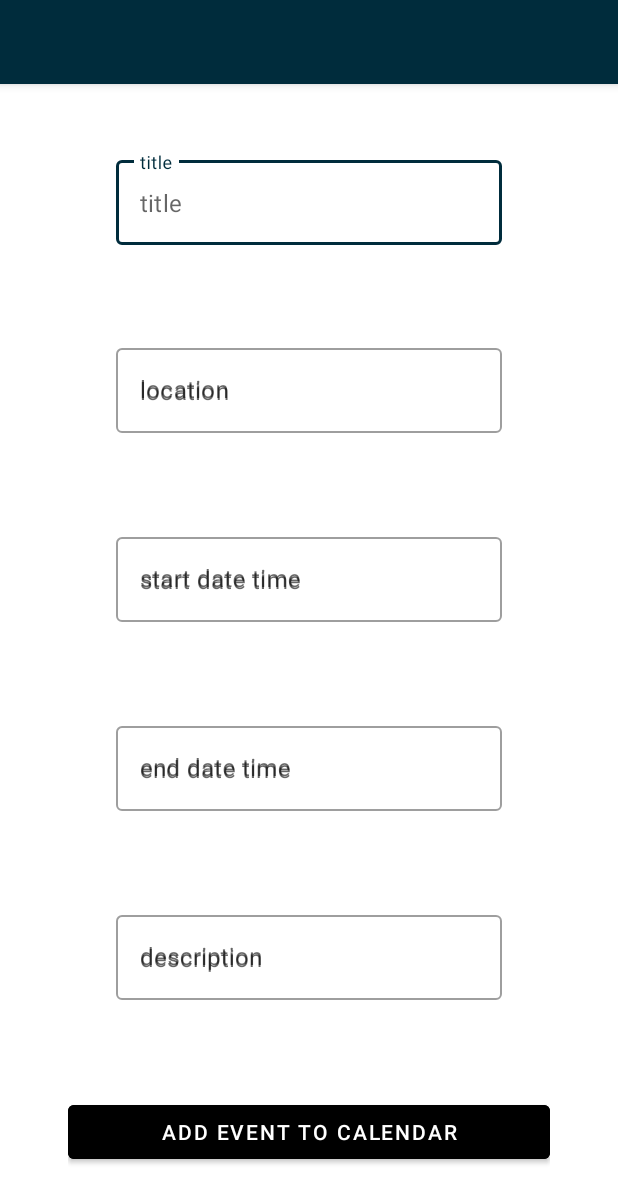
After one commit to edensssss/EventsApp, an Android app: the CalendarActivity screen opened directly, with no data from a screen before it, on a phone screen of 412 x 824 dp. The commit adds this screen. Shown: the top 1203 px of the screen. Run offline under Robolectric (Android 15) with nearby library versions, the phone set to English and light mode, and no system bars; 6 statements that could not run were skipped.

Commit message:
calander UI added

```diff
--- a/app/build.gradle
+++ b/app/build.gradle
@@ -66,4 +66,6 @@ dependencies {
 
 
 
+
+
 }
--- a/app/src/main/java/com/example/events/AWS_S3/S3Downloader.java
+++ b/app/src/main/java/com/example/events/AWS_S3/S3Downloader.java
@@ -58,7 +58,7 @@ public class S3Downloader {
             File downloadedFile = new File(downloadDirectory, jsonFileKey);
 
             // Define the timeout duration in milliseconds (6 seconds)
-            long timeoutDuration = 6000;
+            long timeoutDuration = 3000;
 
             // Get the start time
             long startTime = System.currentTimeMillis();
--- a/app/src/main/java/com/example/events/Activity/AwsActivity.java
+++ b/app/src/main/java/com/example/events/Activity/AwsActivity.java
@@ -2,6 +2,7 @@ package com.example.events.Activity;
 
 import androidx.appcompat.app.AppCompatActivity;
 
+import android.content.Intent;
 import android.graphics.Bitmap;
 import android.net.Uri;
 import android.os.Bundle;
@@ -75,6 +76,11 @@ public class AwsActivity extends AppCompatActivity implements Serializable, Comp
                     String jsonFileContent = readFileContent(jsonFilePath);
                     Log.e("JSON Content", jsonFileContent);
 
+                    //Transfer jsonFileContent to CALENDAR ACTIVITY
+                    Intent intent = new Intent(AwsActivity.this, CalendarActivity.class);
+                    intent.putExtra("jsonFileContent", jsonFileContent.toString());
+                    //finish();
+                    startActivity(intent);
 
                 } catch (Exception e) {
                     e.printStackTrace();
--- /dev/null
+++ b/app/src/main/java/com/example/events/Activity/CalendarActivity.java
@@ -0,0 +1,238 @@
+package com.example.events.Activity;
+
+import androidx.appcompat.app.AppCompatActivity;
+
+import android.content.Intent;
+import android.net.Uri;
+import android.os.Bundle;
+import android.util.Log;
+
+import androidx.annotation.NonNull;
+import androidx.appcompat.app.AppCompatActivity;
+import android.Manifest;
+import android.app.TimePickerDialog;
+import android.content.Intent;
+import android.content.pm.PackageManager;
+import android.os.Bundle;
+import android.view.View;
+import android.widget.Button;
+import android.content.ContentResolver;
+import android.content.ContentValues;
+import android.provider.CalendarContract;
+import android.widget.EditText;
+import android.widget.TimePicker;
+import android.widget.Toast;
+import android.app.DatePickerDialog;
+import android.widget.DatePicker;
+import com.google.android.material.textfield.TextInputLayout;
+import java.util.Calendar;
+import java.util.Locale;
+import org.json.JSONException;
+import org.json.JSONObject;
+import java.io.IOException;
+import java.io.InputStream;
+import java.nio.charset.StandardCharsets;
+import java.text.ParseException;
+import java.text.SimpleDateFormat;
+import java.util.Date;
+import java.util.TimeZone;
+
+import com.example.event_invitations_app.R;
+
+public class CalendarActivity extends AppCompatActivity {
+
+    private EditText titleEditText;
+    private EditText locationEditText;
+    private EditText  startDatetimeEditText;
+    private EditText  endDatetimeEditText;
+    private EditText descriptionEditText;
+    private static final int PERMISSION_REQUEST_WRITE_CALENDAR = 1;
+
+    @Override
+    protected void onCreate(Bundle savedInstanceState) {
+        super.onCreate(savedInstanceState);
+        setContentView(R.layout.activity_calander);
+
+        //Retrieve the Uri from the intent
+        String jsonFileContent = getIntent().getStringExtra("jsonFileContent");
+
+        Log.e("CALENDAR ACTIVITY: JSON Content", jsonFileContent);
+
+        TextInputLayout titleInputLayout = findViewById(R.id.titleTextView);
+        titleEditText = titleInputLayout.getEditText();
+        TextInputLayout locationInputLayout = findViewById(R.id.locationTextView);
+        locationEditText = locationInputLayout.getEditText();
+        TextInputLayout startDatetimeInputLayout = findViewById(R.id.startdatetimeTextView);
+        startDatetimeEditText = startDatetimeInputLayout.getEditText();
+        TextInputLayout endDatetimeInputLayout = findViewById(R.id.enddatetimeTextView);
+        endDatetimeEditText = endDatetimeInputLayout.getEditText();
+        TextInputLayout descriptionInputLayout = findViewById(R.id.descriptionTextView);
+        descriptionEditText = descriptionInputLayout.getEditText();
+
+        try {
+            //String jsonString = loadJSONFromAsset("event.json");
+            JSONObject eventJson = new JSONObject(jsonFileContent);
+
+            // Retrieve event details from JSON object
+            String title = eventJson.getString("title");
+            String location = eventJson.getString("location");
+            String startDateTime = eventJson.getString("startDateTime");
+            String endDateTime = eventJson.getString("endDateTime");
+            String description = eventJson.getString("description");
+
+            // Set the event details to the TextViews
+            titleEditText.setText(title);
+            locationEditText.setText(location);
+            startDatetimeEditText.setText(startDateTime);
+            endDatetimeEditText.setText(endDateTime);
+            descriptionEditText.setText(description);
+
+        } catch (JSONException e) {
+            e.printStackTrace();
+        }
+
+        // Create a reusable OnClickListener for date and time selection
+        View.OnClickListener dateTimeClickListener = new View.OnClickListener() {
+            @Override
+            public void onClick(View v) {
+                Calendar calendar = Calendar.getInstance();
+                int year = calendar.get(Calendar.YEAR);
+                int month = calendar.get(Calendar.MONTH);
+                int dayOfMonth = calendar.get(Calendar.DAY_OF_MONTH);
+                int hour = calendar.get(Calendar.HOUR_OF_DAY);
+                int minute = calendar.get(Calendar.MINUTE);
+
+                DatePickerDialog datePickerDialog = new DatePickerDialog(CalendarActivity.this,
+                        new DatePickerDialog.OnDateSetListener() {
+                            @Override
+                            public void onDateSet(DatePicker view, int year, int month, int dayOfMonth) {
+                                TimePickerDialog timePickerDialog = new TimePickerDialog(CalendarActivity.this,
+                                        new TimePickerDialog.OnTimeSetListener() {
+                                            @Override
+                                            public void onTimeSet(TimePicker view, int hourOfDay, int minute) {
+                                                Calendar selectedCalendar = Calendar.getInstance();
+                                                selectedCalendar.set(year, month, dayOfMonth, hourOfDay, minute);
+
+                                                SimpleDateFormat dateFormat = new SimpleDateFormat("dd/MM/yyyy HH:mm", Locale.getDefault());
+                                                String selectedDateTime = dateFormat.format(selectedCalendar.getTime());
+
+                                                // Determine which EditText was clicked and set the selected date/time
+                                                if (v == startDatetimeEditText) {
+                                                    startDatetimeEditText.setText(selectedDateTime);
+                                                } else if (v == endDatetimeEditText) {
+                                                    endDatetimeEditText.setText(selectedDateTime);
+                                                }
+                                            }
+                                        }, hour, minute, false);
+
+                                timePickerDialog.show();
+                            }
+                        }, year, month, dayOfMonth);
+
+                datePickerDialog.show();
+            }
+        };
+
+        // Set the OnClickListener for start and end date/time fields
+        startDatetimeEditText.setOnClickListener(dateTimeClickListener);
+        endDatetimeEditText.setOnClickListener(dateTimeClickListener);
+
+        Button addEventButton = findViewById(R.id.addEventButton);
+        addEventButton.setOnClickListener(new View.OnClickListener() {
+            @Override
+            public void onClick(View v) {
+                // Check for calendar write permission
+                if (checkSelfPermission(Manifest.permission.WRITE_CALENDAR) == PackageManager.PERMISSION_GRANTED) {
+                    addEventToCalendar();
+                } else {
+                    // Request permission
+                    requestPermissions(new String[]{Manifest.permission.WRITE_CALENDAR}, PERMISSION_REQUEST_WRITE_CALENDAR);
+                }
+            }
+        });
+    }
+
+
+    @Override
+    public void onRequestPermissionsResult(int requestCode, @NonNull String[] permissions, @NonNull int[] grantResults) {
+        super.onRequestPermissionsResult(requestCode, permissions, grantResults);
+        if (requestCode == PERMISSION_REQUEST_WRITE_CALENDAR) {
+            if (grantResults.length > 0 && grantResults[0] == PackageManager.PERMISSION_GRANTED) {
+                addEventToCalendar();
+            } else {
+                Toast.makeText(this, "Calendar permission denied", Toast.LENGTH_SHORT).show();
+            }
+        }
+    }
+
+
+    private void addEventToCalendar() {
+
+
+        try {
+            String title = titleEditText.getText().toString();
+            String description = descriptionEditText.getText().toString();
+            String location = locationEditText.getText().toString();
+            String startDateTimeStr = startDatetimeEditText.getText().toString();
+            String endDateTimeStr = endDatetimeEditText.getText().toString();
+
+            SimpleDateFormat format = new SimpleDateFormat("dd/MM/yyyy HH:mm", Locale.US);
+            Date startDateTime = format.parse(startDateTimeStr);
+            Date endDateTime = format.parse(endDateTimeStr);
+
+            Calendar calendar = Calendar.getInstance();
+            calendar.setTime(startDateTime);
+
+            ContentResolver cr = getContentResolver();
+            ContentValues values = new ContentValues();
+            values.put(CalendarContract.Events.TITLE, title);
+            values.put(CalendarContract.Events.DESCRIPTION, description);
+            values.put(CalendarContract.Events.EVENT_LOCATION, location);
+            values.put(CalendarContract.Events.DTSTART, calendar.getTimeInMillis());
+            values.put(CalendarContract.Events.DTEND, endDateTime.getTime());
+            values.put(CalendarContract.Events.CALENDAR_ID, 1);
+            values.put(CalendarContract.Events.EVENT_TIMEZONE, TimeZone.getDefault().getID());
+
+            // Insert the event
+            if (checkSelfPermission(Manifest.permission.WRITE_CALENDAR) == PackageManager.PERMISSION_GRANTED ) {
+                if (endDateTime.getTime() > startDateTime.getTime()) {
+                    {
+                        cr.insert(CalendarContract.Events.CONTENT_URI, values);
+                        // Open new activity with the title "Event added to calendar"
+                        Intent intent = new Intent(this, LastActivity.class);
+                        intent.putExtra("title", "Event added to calendar");
+                        startActivity(intent);
+                    }
+                } else {
+                    Toast.makeText(this, "end date time can't be before start date time", Toast.LENGTH_SHORT).show();
+
+                }
+            }
+            else {
+                Toast.makeText(this, "Calendar permission denied", Toast.LENGTH_SHORT).show();
+            }
+        } catch (ParseException e) {
+            e.printStackTrace();
+            Toast.makeText(this, "Error parsing date", Toast.LENGTH_SHORT).show();
+        }
+    }
+
+
+    public String loadJSONFromAsset(String filename) {
+        String jsonString;
+        try {
+            InputStream inputStream = getAssets().open(filename);
+            int size = inputStream.available();
+            byte[] buffer = new byte[size];
+            inputStream.read(buffer);
+            inputStream.close();
+            jsonString = new String(buffer, StandardCharsets.UTF_8);
+        } catch (IOException e) {
+            e.printStackTrace();
+            return null;
+        }
+        return jsonString;
+
+
+    }
+}
--- /dev/null
+++ b/app/src/main/res/drawable/ic_check.xml
@@ -0,0 +1,5 @@
+<vector android:height="24dp" android:tint="#37A819"
+    android:viewportHeight="24" android:viewportWidth="24"
+    android:width="24dp" xmlns:android="http://schemas.android.com/apk/res/android">
+    <path android:fillColor="@android:color/white" android:pathData="M12,2C6.48,2 2,6.48 2,12s4.48,10 10,10 10,-4.48 10,-10S17.52,2 12,2zM10,17l-5,-5 1.41,-1.41L10,14.17l7.59,-7.59L19,8l-9,9z"/>
+</vector>
--- /dev/null
+++ b/app/src/main/res/drawable/ic_image.xml
@@ -0,0 +1,5 @@
+<vector android:height="24dp" android:tint="#000000"
+    android:viewportHeight="24" android:viewportWidth="24"
+    android:width="24dp" xmlns:android="http://schemas.android.com/apk/res/android">
+    <path android:fillColor="@android:color/white" android:pathData="M21,3H3C2,3 1,4 1,5v14c0,1.1 0.9,2 2,2h18c1,0 2,-1 2,-2V5c0,-1 -1,-2 -2,-2zM5,17l3.5,-4.5 2.5,3.01L14.5,11l4.5,6H5z"/>
+</vector>
--- /dev/null
+++ b/app/src/main/res/layout/activity_calander.xml
@@ -0,0 +1,122 @@
+<?xml version="1.0" encoding="utf-8"?>
+<RelativeLayout
+    xmlns:android="http://schemas.android.com/apk/res/android"
+    xmlns:app="http://schemas.android.com/apk/res-auto"
+    xmlns:tools="http://schemas.android.com/tools"
+    android:layout_width="match_parent"
+    android:layout_height="match_parent"
+    android:padding="15sp"
+    android:background="@color/white">
+
+    <LinearLayout
+        android:layout_width="match_parent"
+        android:layout_height="match_parent"
+        android:padding="30dp"
+        android:orientation="vertical">
+
+
+        <com.google.android.material.textfield.TextInputLayout
+            android:id="@+id/titleTextView"
+            android:layout_width="match_parent"
+            android:layout_height="wrap_content"
+            android:layout_marginStart="32dp"
+            android:layout_marginEnd="32dp"
+            android:hint="title"
+            android:layout_weight="1"
+            style="@style/Widget.MaterialComponents.TextInputLayout.OutlinedBox">
+
+            <com.google.android.material.textfield.TextInputEditText
+                android:layout_width="match_parent"
+                android:layout_height="wrap_content"
+                android:textColor="@color/black"
+                android:hint="title"
+                />
+
+
+        </com.google.android.material.textfield.TextInputLayout>
+        <com.google.android.material.textfield.TextInputLayout
+            android:id="@+id/locationTextView"
+            android:layout_width="match_parent"
+            android:layout_height="wrap_content"
+            android:layout_marginStart="32dp"
+            android:layout_marginEnd="32dp"
+            android:hint="location"
+            android:layout_weight="1"
+            style="@style/Widget.MaterialComponents.TextInputLayout.OutlinedBox">
+
+            <com.google.android.material.textfield.TextInputEditText
+                android:layout_width="match_parent"
+                android:layout_height="wrap_content"
+                android:textColor="@color/black"
+                android:hint="location"
+                />
+
+
+        </com.google.android.material.textfield.TextInputLayout> <com.google.android.material.textfield.TextInputLayout
+        android:id="@+id/startdatetimeTextView"
+        android:layout_width="match_parent"
+        android:layout_height="wrap_content"
+        android:layout_marginStart="32dp"
+        android:layout_marginEnd="32dp"
+        android:hint="start date time"
+        android:layout_weight="1"
+        style="@style/Widget.MaterialComponents.TextInputLayout.OutlinedBox">
+
+        <com.google.android.material.textfield.TextInputEditText
+            android:layout_width="match_parent"
+            android:layout_height="wrap_content"
+            android:textColor="@color/black"
+            android:hint="start date time"
+            />
+    </com.google.android.material.textfield.TextInputLayout> <com.google.android.material.textfield.TextInputLayout
+        android:id="@+id/enddatetimeTextView"
+        android:layout_width="match_parent"
+        android:layout_height="wrap_content"
+        android:layout_marginStart="32dp"
+        android:layout_marginEnd="32dp"
+        android:hint="end date time"
+        android:layout_weight="1"
+        style="@style/Widget.MaterialComponents.TextInputLayout.OutlinedBox">
+
+        <com.google.android.material.textfield.TextInputEditText
+            android:layout_width="match_parent"
+            android:layout_height="wrap_content"
+            android:textColor="@color/black"
+            android:hint="end date time"
+            />
+
+
+    </com.google.android.material.textfield.TextInputLayout> <com.google.android.material.textfield.TextInputLayout
+        android:id="@+id/descriptionTextView"
+        android:layout_width="match_parent"
+        android:layout_height="wrap_content"
+        android:layout_marginStart="32dp"
+        android:layout_marginEnd="32dp"
+        android:hint="description"
+        android:layout_weight="1"
+        style="@style/Widget.MaterialComponents.TextInputLayout.OutlinedBox">
+
+        <com.google.android.material.textfield.TextInputEditText
+            android:layout_width="match_parent"
+            android:layout_height="wrap_content"
+            android:textColor="@color/black"
+            android:hint="description"
+            />
+
+
+    </com.google.android.material.textfield.TextInputLayout>
+
+
+
+
+        <Button
+            android:id="@+id/addEventButton"
+            android:layout_width="match_parent"
+            android:layout_height="wrap_content"
+            android:text="Add Event to Calendar"
+            android:backgroundTint="@color/black"
+            android:layout_below="@id/descriptionTextView"
+            android:textColor="@color/white"
+            />
+    </LinearLayout>
+</RelativeLayout>
```
Also changed, not shown: app/src/main/AndroidManifest.xml (+19 -1 lines), app/src/main/java/com/example/events/Activity/LastActivity.java (added, +24 -0 lines), app/src/main/java/com/example/events/Activity/MainActivity.java (+1 -64 lines), app/src/main/res/layout/activity_aws.xml (+17 -17 lines), app/src/main/res/layout/activity_last.xml (added, +18 -0 lines), app/src/main/res/layout/activity_main.xml (+3 -44 lines).
